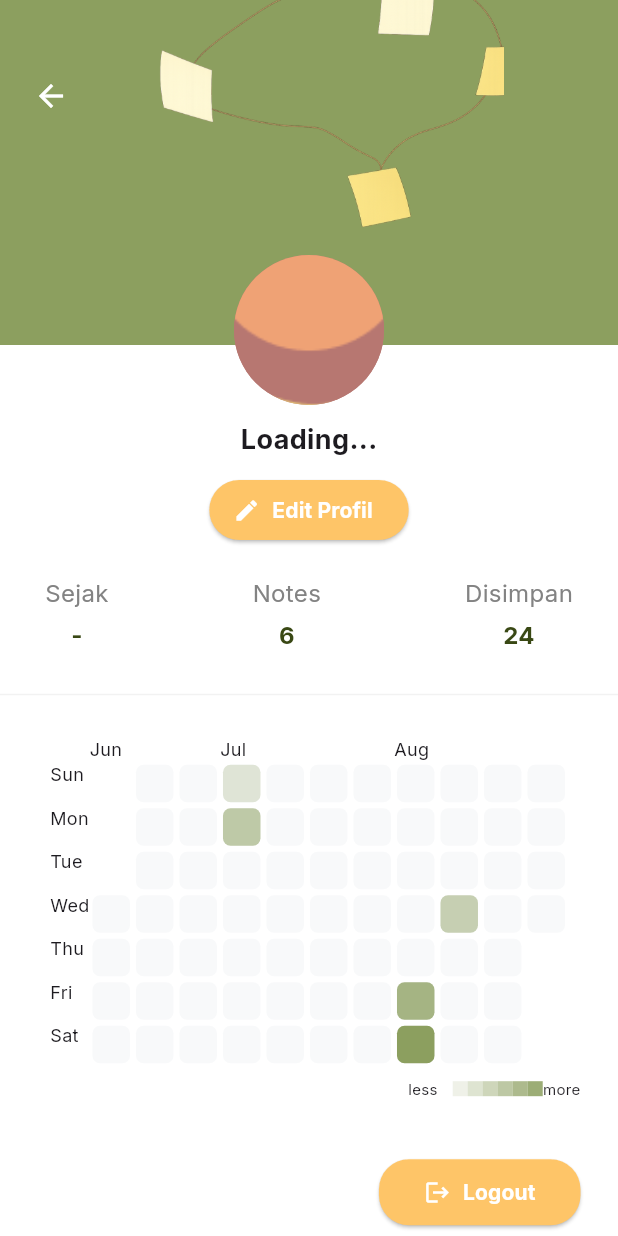
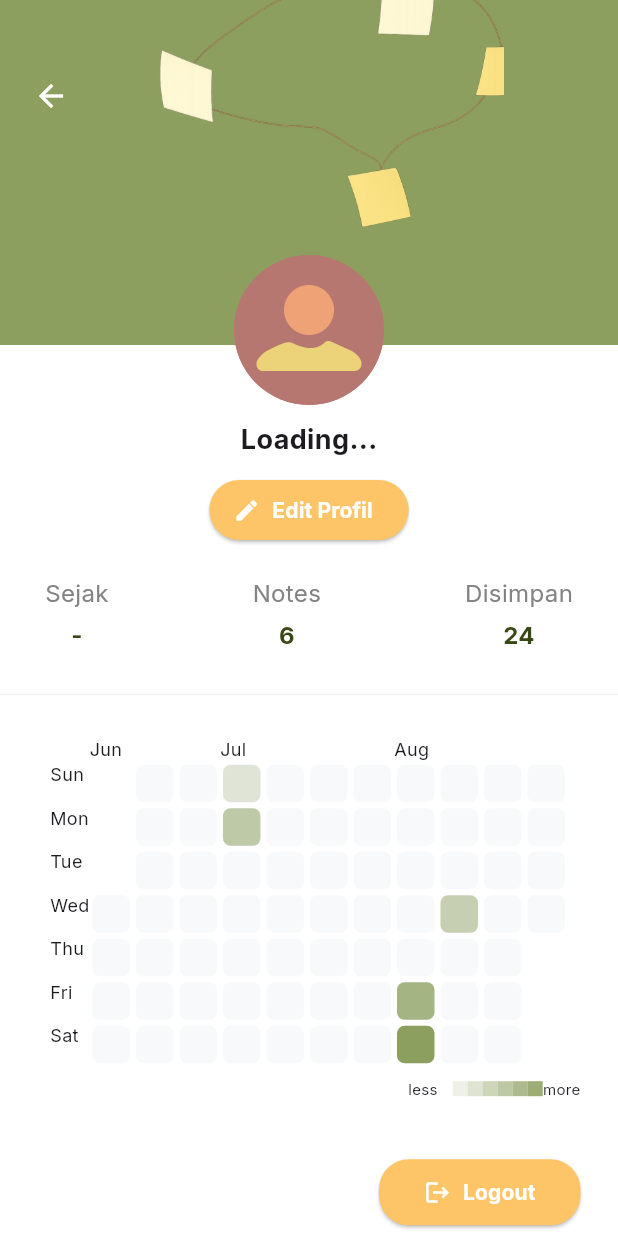
Before and after one commit to ardifx01/notehub, a Flutter app: the ProfilePage screen opened directly, on a phone screen of 412 x 824 dp. Run offline on Flutter 3.47's test engine with Material 3 defaults, Android fonts, the phone set to English and light mode, and no system bars; drawn by our look-alikes of flutter_heatmap_calendar; our stand-ins replace device_info_plus, get, google_fonts, image_cropper, image_picker, loading_animation_widget and 2 more; accounts and stored records are empty.

Commit message:
Menyelesaikan upload foto profile

```diff
--- a/lib/features/auth/data/auth_remotedatasource.dart
+++ b/lib/features/auth/data/auth_remotedatasource.dart
@@ -69,10 +69,11 @@ class AuthRemoteDataSource {
 
     if (fotoPath != null && fotoPath.isNotEmpty) {
       final file = File(fotoPath);
-      final fotoUrl = await uploadFotoKeCloudinary(file);
+      final fotoUrl = await uploadFotoKeCloudinary(file); // upload ke Cloudinary dan dapatkan URL
       fields["foto"] = fotoUrl;
     }
 
+    // Simpan perubahan nama, email, password ke database backend termasuk url foto dari Cloudinary
     final response = await apiClient.put("/user/$userId", fields);
 
     if (response['message'] != "User updated") {
--- a/lib/features/profile/presentation/pages/profile_page.dart
+++ b/lib/features/profile/presentation/pages/profile_page.dart
@@ -201,14 +201,38 @@ class ProfilePage extends StatelessWidget {
                         top: 0,
                         left: 0,
                         right: 0,
-                        child: CircleAvatar(
-                          radius: 50,
-                          backgroundColor: AppColors.buttonColor2,
-                          backgroundImage: authController.user.value?.foto !=
-                                  null
-                              ? NetworkImage(authController.user.value!.foto!)
-                              : AssetImage("assets/images/default_avatar.png")
-                                  as ImageProvider,
+                        child: Obx(
+                          () => CircleAvatar(
+                            radius: 50,
+                            backgroundColor: AppColors.buttonColor2,
+                            // note pengalaman error: mencegah foto zoom terlalu besar dengan gambar sebagai child bukan backgroundImage
+                            child: authController.user.value?.foto != null
+                                ? ClipOval(
+                                    child: Image.network(
+                                      authController.user.value!.foto!,
+                                      fit: BoxFit.cover,
+                                      width: 100,
+                                      height: 100,
+                                      errorBuilder:
+                                          (context, error, stackTrace) {
+                                        return Image.asset(
+                                          "assets/images/default_avatar.png",
+                                          fit: BoxFit.cover,
+                                          width: 100,
+                                          height: 100,
+                                        );
+                                      },
+                                    ),
+                                  )
+                                : ClipOval(
+                                    child: Image.asset(
+                                      "assets/images/default_avatar.png",
+                                      fit: BoxFit.cover,
+                                      width: 100,
+                                      height: 100,
+                                    ),
+                                  ),
+                          ),
                         ),
                       ),
                     ],
--- a/pubspec.yaml
+++ b/pubspec.yaml
@@ -45,6 +45,7 @@ dependencies:
   image_picker: ^1.2.0
   permission_handler: ^12.0.1
   image_cropper: ^9.1.0
+  device_info_plus: ^11.5.0
 
 dev_dependencies:
   flutter_test:
```
Also changed, not shown: lib/features/auth/presentation/controllers/auth_controller.dart (+67 -29 lines), pubspec.lock, 2 other files.
